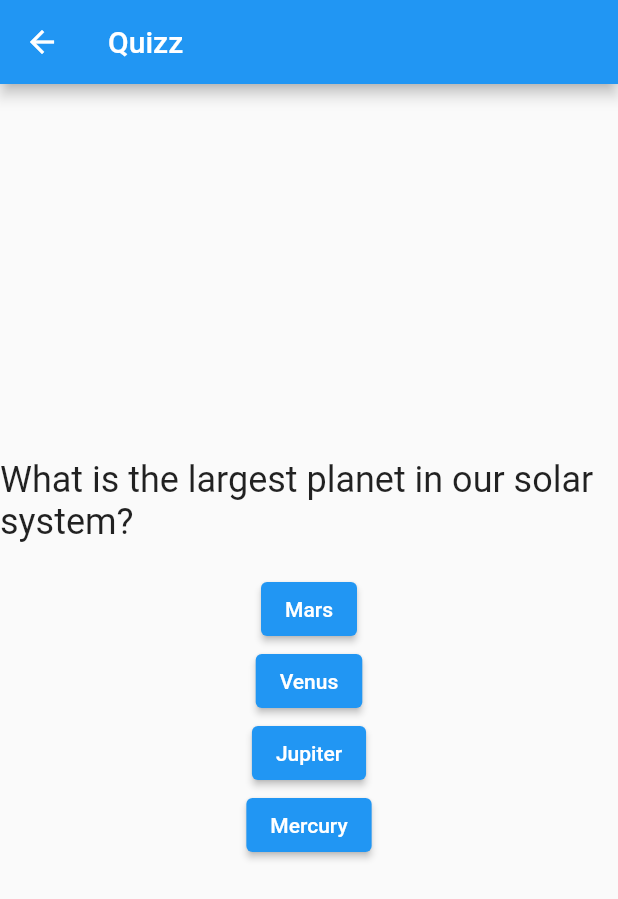
After one commit to Le-Big-Ho/FORQUA, a Flutter app: the QuizzScreen screen opened directly, after a tap on "London", on a phone screen of 412 x 824 dp. The commit adds this screen. Shown: the top 899 px of the screen. Run offline on Flutter 3.47's test engine with Material 2 defaults, Android fonts, the phone set to English and light mode, and no system bars; our stand-ins replace google_fonts, responsive_framework.

Commit message:
quizz ajouté

```diff
--- a/lib/main.dart
+++ b/lib/main.dart
@@ -1,5 +1,6 @@
 import 'package:flutter/material.dart';
 import 'package:forqua/Accueil/accueil.dart';
+import 'package:forqua/test_page/quizz.dart';
 import 'package:responsive_framework/breakpoint.dart';
 import 'package:responsive_framework/responsive_breakpoints.dart';
 
@@ -18,7 +19,7 @@ class MyApp extends StatelessWidget {
       theme: ThemeData(
         primarySwatch: Colors.blue,
       ),
-      home: const Home(),
+      home: Home(),
       builder: (context, child) => ResponsiveBreakpoints.builder(
         child: child!,
         breakpoints: [
--- /dev/null
+++ b/lib/test_page/quizz.dart
@@ -0,0 +1,111 @@
+import 'package:flutter/material.dart';
+
+class Question {
+  final String questionText;
+  final List<String> answerOptions;
+  final int correctAnswerIndex;
+
+  Question({
+    required this.questionText,
+    required this.answerOptions,
+    required this.correctAnswerIndex,
+  });
+}
+
+class QuizzScreen extends StatefulWidget {
+  const QuizzScreen({Key? key}) : super(key: key);
+
+  @override
+  _QuizzScreenState createState() => _QuizzScreenState();
+}
+
+class _QuizzScreenState extends State<QuizzScreen> {
+  int _correctAnswers = 0;
+  int _questionIndex = 0;
+
+  final List<Question> _questions = [
+    Question(
+      questionText: 'What is the capital of France?',
+      answerOptions: ['London', 'Paris', 'Madrid', 'Berlin'],
+      correctAnswerIndex: 1,
+    ),
+    Question(
+      questionText: 'What is the largest planet in our solar system?',
+      answerOptions: ['Mars', 'Venus', 'Jupiter', 'Mercury'],
+      correctAnswerIndex: 2,
+    ),
+    Question(
+      questionText: 'What is the smallest country in the world?',
+      answerOptions: ['Vatican City', 'Monaco', 'Nauru', 'Tuvalu'],
+      correctAnswerIndex: 0,
+    ),
+  ];
+
+  void _answerQuestion(int selectedAnswerIndex) {
+    setState(() {
+      if (_questions[_questionIndex].correctAnswerIndex ==
+          selectedAnswerIndex) {
+        _correctAnswers++;
+      }
+      _questionIndex++;
+
+      if (_questionIndex >= _questions.length) {
+        _showResults();
+      }
+    });
+  }
+
+  void _showResults() {
+    showDialog(
+      context: context,
+      builder: (_) => AlertDialog(
+        title: Text('Results'),
+        content: Text(
+            'vous avez $_correctAnswers repondu a ${_questions.length} questions correctement.'),
+        actions: [
+          TextButton(
+            onPressed: () {
+              Navigator.of(context).pop();
+            },
+            child: Text('Close'),
+          )
+        ],
+      ),
+    );
+  }
+
+  @override
+  Widget build(BuildContext context) {
+    return Scaffold(
+      appBar: AppBar(
+        title: Text('Quizz'),
+      ),
+      body: Column(
+        mainAxisAlignment: MainAxisAlignment.center,
+        crossAxisAlignment: CrossAxisAlignment.center,
+        children: [
+          Text(
+            _questionIndex < _questions.length
+                ? _questions[_questionIndex].questionText
+                : 'End of quiz!',
+            style: TextStyle(fontSize: 24),
+          ),
+          SizedBox(height: 20),
+          ..._questions[_questionIndex].answerOptions
+              .asMap()
+              .entries
+              .map(
+                (entry) => ElevatedButton(
+              onPressed: _questionIndex < _questions.length
+                  ? () => _answerQuestion(entry.key)
+                  : null,
+              child: Text(entry.value),
+            ),
+          )
+              .toList(),
+        ],
+      ),
+    );
+  }
+
+}
```
